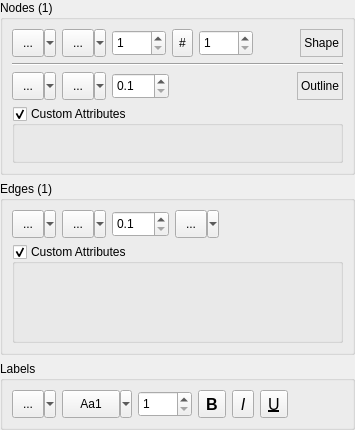
Above: dpse2/src/commonui/CNodeEdgePropertiesUI.ui from ArsMasiuk/DPSE before the change. Below: the same form after it.
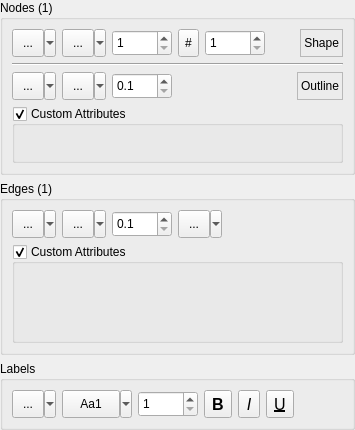
That is the form after the change. Custom widgets are drawn as their Qt base class.

Commit message: auto scroll during drag implemented (#56) some UI stuff updated

The edit to the form file:
```diff
--- a/dpse2/src/commonui/CNodeEdgePropertiesUI.ui
+++ b/dpse2/src/commonui/CNodeEdgePropertiesUI.ui
@@ -128,7 +128,7 @@
           </property>
           <property name="minimumSize">
            <size>
-            <width>50</width>
+            <width>60</width>
             <height>26</height>
            </size>
           </property>
@@ -187,7 +187,7 @@
           </property>
           <property name="minimumSize">
            <size>
-            <width>50</width>
+            <width>60</width>
             <height>26</height>
            </size>
           </property>
@@ -314,7 +314,7 @@
           </property>
           <property name="minimumSize">
            <size>
-            <width>50</width>
+            <width>60</width>
             <height>26</height>
            </size>
           </property>
@@ -479,7 +479,7 @@
           </property>
           <property name="minimumSize">
            <size>
-            <width>50</width>
+            <width>60</width>
             <height>26</height>
            </size>
           </property>
@@ -668,7 +668,7 @@
           </property>
           <property name="minimumSize">
            <size>
-            <width>50</width>
+            <width>60</width>
             <height>26</height>
            </size>
           </property>
```
The commit also changes 6 other files.
